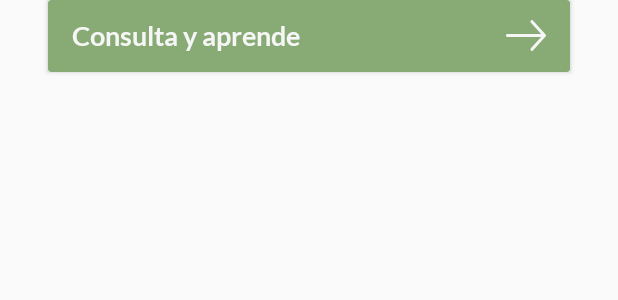
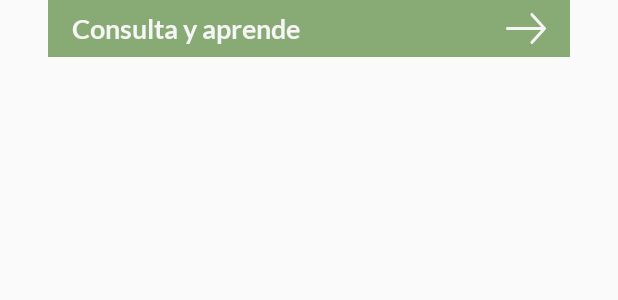
Before and after one commit to albertoruibalojea/Asistente_Crohn, an Android app: the layout recommendation_item.xml on its own in the app's theme, with its tools: preview values and no code run, on a phone screen of 412 x 824 dp. Shown: the top 300 px of the screen. Run offline under Robolectric (Android 15) with nearby library versions, the light colour scheme and no system bars.

Commit message:
recommendations working

```diff
--- a/app/src/main/java/com/aro/asistente_crohn/view/ui/WebFragment.java
+++ b/app/src/main/java/com/aro/asistente_crohn/view/ui/WebFragment.java
@@ -1,5 +1,6 @@
 package com.aro.asistente_crohn.view.ui;
 
+import android.app.ProgressDialog;
 import android.os.Bundle;
 
 import androidx.annotation.NonNull;
@@ -9,7 +10,10 @@ import androidx.fragment.app.Fragment;
 import android.view.LayoutInflater;
 import android.view.View;
 import android.view.ViewGroup;
+import android.webkit.WebSettings;
 import android.webkit.WebView;
+import android.webkit.WebViewClient;
+import android.widget.ProgressBar;
 
 import com.aro.asistente_crohn.R;
 
@@ -42,6 +46,7 @@ public class WebFragment extends Fragment {
 
         //Get a reference to your WebView//
         WebView webView = (WebView) view.findViewById(R.id.webview);
+        webView.getSettings().setPluginState(WebSettings.PluginState.ON);
 
         if(!url.isEmpty()){
             //Specify the URL you want to display//
--- a/app/src/main/res/layout/fragment_recommendations.xml
+++ b/app/src/main/res/layout/fragment_recommendations.xml
@@ -110,16 +110,16 @@
             android:layout_marginStart="32dp"
             android:layout_marginTop="8dp"
             android:layout_marginEnd="32dp"
+            android:fontFamily="@font/regular"
             android:text="@string/geducainflamatoria_large"
             android:textColor="?attr/itemTextColor"
             android:textSize="16sp"
-            android:fontFamily="@font/regular"
             app:layout_constraintBottom_toBottomOf="parent"
             app:layout_constraintEnd_toEndOf="parent"
             app:layout_constraintHorizontal_bias="0.0"
             app:layout_constraintStart_toStartOf="parent"
             app:layout_constraintTop_toBottomOf="@+id/titletext"
-            app:layout_constraintVertical_bias="0.0" />
+            app:layout_constraintVertical_bias="0.003" />
 
         <androidx.cardview.widget.CardView
             android:id="@+id/card_openINF"
--- a/app/src/main/res/layout/fragment_web.xml
+++ b/app/src/main/res/layout/fragment_web.xml
@@ -16,7 +16,8 @@
         app:layout_constraintHorizontal_bias="0.0"
         app:layout_constraintStart_toStartOf="parent"
         app:layout_constraintTop_toBottomOf="@+id/imageView4"
-        app:layout_constraintVertical_bias="0.0" />
+        app:layout_constraintVertical_bias="0.0" >
+    </WebView>
 
     <ImageView
         android:id="@+id/imageView4"
--- a/app/src/main/res/layout/recommendation_item.xml
+++ b/app/src/main/res/layout/recommendation_item.xml
@@ -1,16 +1,17 @@
 <?xml version="1.0" encoding="utf-8"?>
-<androidx.cardview.widget.CardView
-    android:layout_height="48dp"
+<androidx.constraintlayout.widget.ConstraintLayout
+    android:layout_height="wrap_content"
     xmlns:app="http://schemas.android.com/apk/res-auto"
     xmlns:tools="http://schemas.android.com/tools"
-    android:id="@+id/card_recommendation_item"
+    android:id="@+id/relativeLayout"
     android:layout_width="match_parent"
     android:layout_alignParentStart="true"
     android:layout_alignParentTop="true"
     android:layout_alignParentEnd="true"
     android:layout_marginStart="32dp"
     android:layout_marginEnd="32dp"
-    app:cardBackgroundColor="@color/verde"
+    android:layout_marginBottom="16dp"
+    android:background="@color/verde"
     app:layout_constraintBottom_toBottomOf="parent"
     app:layout_constraintEnd_toEndOf="parent"
     app:layout_constraintHorizontal_bias="0.0"
@@ -24,12 +25,21 @@
         android:layout_width="wrap_content"
         android:layout_height="wrap_content"
         android:layout_gravity="start|center"
+        android:layout_marginTop="8dp"
+        android:layout_marginEnd="16dp"
+        android:layout_marginBottom="8dp"
         android:fontFamily="@font/bold"
+        android:maxWidth="250dp"
         android:paddingStart="16dp"
         android:paddingEnd="0dp"
         android:text="@string/recommendations_titleINF"
         android:textColor="?attr/colorSurface"
         android:textSize="18sp"
+        app:layout_constraintBottom_toBottomOf="parent"
+        app:layout_constraintEnd_toStartOf="@+id/imageView5"
+        app:layout_constraintHorizontal_bias="0.0"
+        app:layout_constraintStart_toStartOf="parent"
+        app:layout_constraintTop_toTopOf="parent"
         tools:ignore="TextContrastCheck" />
 
     <ImageView
@@ -40,6 +50,11 @@
         android:contentDescription="@string/todo"
         android:paddingStart="0dp"
         android:paddingEnd="16dp"
+        app:layout_constraintBottom_toBottomOf="parent"
+        app:layout_constraintEnd_toEndOf="parent"
+        app:layout_constraintHorizontal_bias="1.0"
+        app:layout_constraintStart_toStartOf="parent"
+        app:layout_constraintTop_toTopOf="parent"
         app:srcCompat="@drawable/right_arrow"
         tools:ignore="ImageContrastCheck" />
-    </androidx.cardview.widget.CardView>
+</androidx.constraintlayout.widget.ConstraintLayout>
```
Also changed, not shown: app/src/main/java/com/aro/asistente_crohn/view/ui/RecommendationsSubLevelFragment.java (+21 -18 lines), app/src/main/java/com/aro/asistente_crohn/view/viewmodel/RecommendationsListAdapter.java (renamed from app/src/main/java/com/aro/asistente_crohn/view/viewmodel/RecommendationListAdapter.java, +16 -18 lines). Lines whose indentation alone changed are shown as unchanged.
